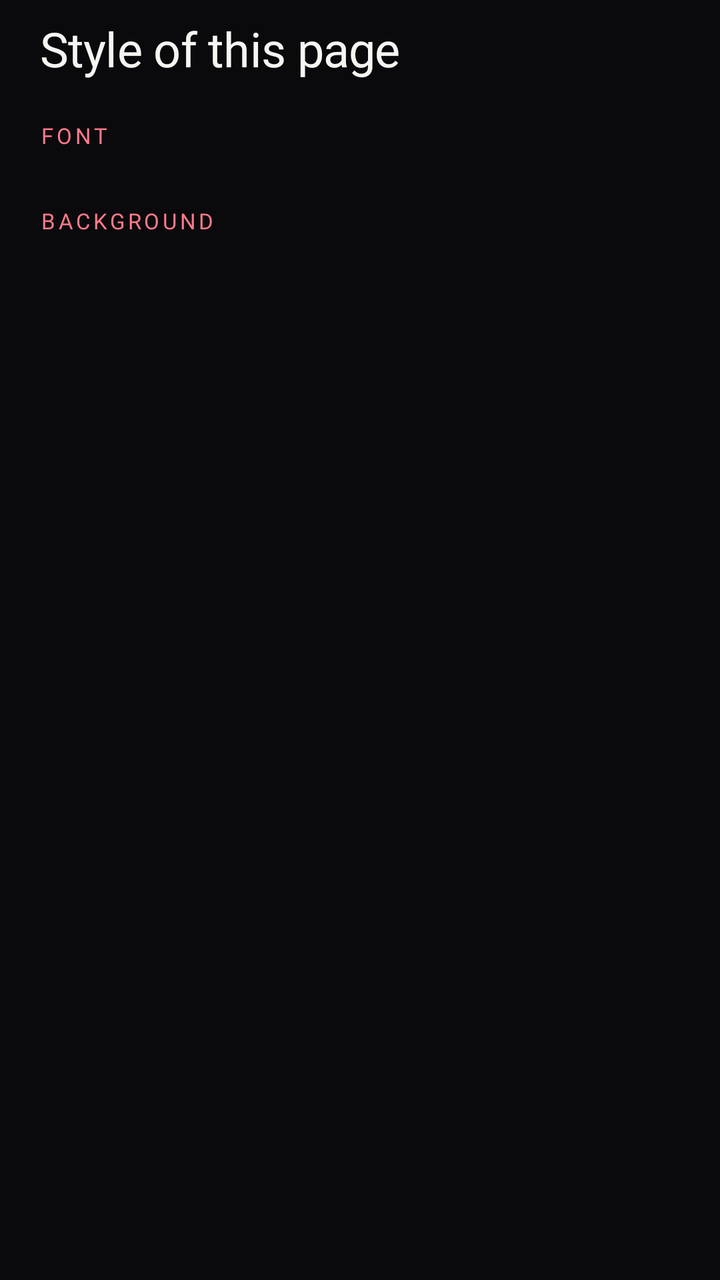
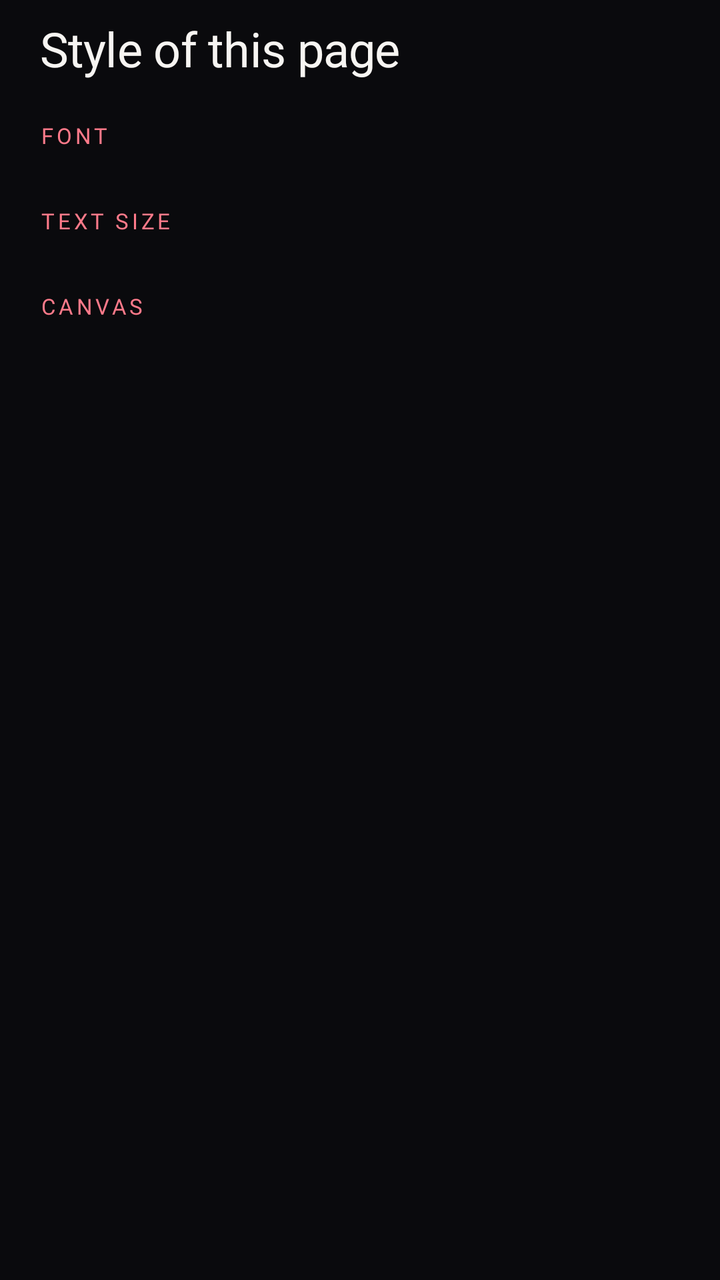

Screens rendered from an Android XML layout before and after an edit, with the pre-edit source and the edit as a unified diff.
<!-- AndroidManifest.xml: application theme Theme.CineFiles -->
<!-- res/layout/sheet_diary_style.xml -->
<?xml version="1.0" encoding="utf-8"?>
<LinearLayout xmlns:android="http://schemas.android.com/apk/res/android"
    xmlns:tools="http://schemas.android.com/tools"
    android:layout_width="match_parent"
    android:layout_height="wrap_content"
    android:orientation="vertical"
    android:paddingTop="@dimen/space_8"
    android:paddingBottom="@dimen/space_24">

    <TextView
        android:layout_width="match_parent"
        android:layout_height="wrap_content"
        android:accessibilityHeading="true"
        android:paddingStart="@dimen/screen_margin"
        android:paddingEnd="@dimen/screen_margin"
        android:text="@string/diary_style_title"
        android:textAppearance="@style/TextAppearance.CineFiles.Title"
        tools:targetApi="28" />

    <TextView
        android:layout_width="match_parent"
        android:layout_height="wrap_content"
        android:paddingStart="@dimen/screen_margin"
        android:paddingTop="@dimen/space_20"
        android:paddingEnd="@dimen/screen_margin"
        android:paddingBottom="@dimen/space_8"
        android:text="@string/diary_style_font"
        android:textAppearance="@style/TextAppearance.CineFiles.Eyebrow"
        android:textColor="@color/accent_soft" />

    <HorizontalScrollView
        android:layout_width="match_parent"
        android:layout_height="wrap_content"
        android:clipToPadding="false"
        android:overScrollMode="never"
        android:paddingStart="@dimen/screen_margin"
        android:paddingEnd="@dimen/screen_margin"
        android:scrollbars="none">

        <LinearLayout
            android:id="@+id/fontOptions"
            android:layout_width="wrap_content"
            android:layout_height="wrap_content"
            android:orientation="horizontal" />
    </HorizontalScrollView>

    <TextView
        android:layout_width="match_parent"
        android:layout_height="wrap_content"
        android:paddingStart="@dimen/screen_margin"
        android:paddingTop="@dimen/space_20"
        android:paddingEnd="@dimen/screen_margin"
        android:paddingBottom="@dimen/space_8"
        android:text="@string/diary_style_theme"
        android:textAppearance="@style/TextAppearance.CineFiles.Eyebrow"
        android:textColor="@color/accent_soft" />

    <HorizontalScrollView
        android:layout_width="match_parent"
        android:layout_height="wrap_content"
        android:clipToPadding="false"
        android:overScrollMode="never"
        android:paddingStart="@dimen/screen_margin"
        android:paddingEnd="@dimen/screen_margin"
        android:scrollbars="none">

        <LinearLayout
            android:id="@+id/themeOptions"
            android:layout_width="wrap_content"
            android:layout_height="wrap_content"
            android:orientation="horizontal" />
    </HorizontalScrollView>
</LinearLayout>
<!-- resources referenced by this layout -->
<resources>
  <color name="accent_soft">#FF7A8A</color>
  <dimen name="screen_margin">20dp</dimen>
  <dimen name="space_20">20dp</dimen>
  <dimen name="space_24">24dp</dimen>
  <dimen name="space_8">8dp</dimen>
  <string name="diary_style_font">Font</string>
  <string name="diary_style_theme">Background</string>
  <string name="diary_style_title">Style of this page</string>
  <style name="TextAppearance.CineFiles.Title" parent="TextAppearance.CineFiles.SemiBold">
          <item name="android:textSize">24sp</item>
          <item name="android:letterSpacing">-0.01</item>
      </style>
  <style name="TextAppearance.CineFiles.SemiBold" parent="TextAppearance.CineFiles.Regular">
          <item name="android:fontFamily">@font/poppins_semibold</item>
          <item name="fontFamily">@font/poppins_semibold</item>
      </style>
  <color name="text_secondary">#A1A1AD</color>
  <color name="accent">#FF3449</color>
  <color name="on_accent">#FFFFFF</color>
  <color name="accent_glow">#38FF3449</color>
  <color name="text_primary">#F7F5F2</color>
  <color name="background">#0A0A0D</color>
  <color name="elevated">#1E1E26</color>
  <color name="surface">#141419</color>
  <color name="outline">#26FFFFFF</color>
  <style name="TextAppearance.CineFiles.Display" parent="TextAppearance.CineFiles.Bold">
          <item name="android:textSize">40sp</item>
          <item name="android:letterSpacing">-0.02</item>
      </style>
  <style name="TextAppearance.CineFiles.LargeTitle" parent="TextAppearance.CineFiles.Bold">
          <item name="android:textSize">32sp</item>
          <item name="android:letterSpacing">-0.015</item>
      </style>
  <style name="TextAppearance.CineFiles.Headline" parent="TextAppearance.CineFiles.SemiBold">
          <item name="android:textSize">18sp</item>
      </style>
  <style name="TextAppearance.CineFiles.Button" parent="TextAppearance.CineFiles.SemiBold">
          <item name="android:textSize">16sp</item>
      </style>
  <style name="TextAppearance.CineFiles.Label" parent="TextAppearance.CineFiles.Medium">
          <item name="android:textSize">14sp</item>
      </style>
  <style name="TextAppearance.CineFiles.Body" parent="TextAppearance.CineFiles.Regular">
          <item name="android:textSize">16sp</item>
      </style>
  <style name="ShapeAppearance.CineFiles.Small" parent="">
          <item name="cornerFamily">rounded</item>
          <item name="cornerSize">@dimen/radius_small</item>
      </style>
  <style name="ShapeAppearance.CineFiles.Medium" parent="">
          <item name="cornerFamily">rounded</item>
          <item name="cornerSize">@dimen/radius_medium</item>
      </style>
  <style name="ShapeAppearance.CineFiles.Large" parent="">
          <item name="cornerFamily">rounded</item>
          <item name="cornerSize">@dimen/radius_large</item>
      </style>
  <style name="TextAppearance.CineFiles.Regular" parent="">
          <item name="android:fontFamily">@font/poppins_regular</item>
          <item name="fontFamily">@font/poppins_regular</item>
          <item name="android:textColor">@color/text_primary</item>
          <item name="android:letterSpacing">0</item>
      </style>
  <style name="TextAppearance.CineFiles.Bold" parent="TextAppearance.CineFiles.Regular">
          <item name="android:fontFamily">@font/poppins_bold</item>
          <item name="fontFamily">@font/poppins_bold</item>
      </style>
  <style name="TextAppearance.CineFiles.Medium" parent="TextAppearance.CineFiles.Regular">
          <item name="android:fontFamily">@font/poppins_medium</item>
          <item name="fontFamily">@font/poppins_medium</item>
      </style>
  <dimen name="radius_small">8dp</dimen>
  <dimen name="radius_medium">12dp</dimen>
  <dimen name="radius_large">16dp</dimen>
  <dimen name="button_height">52dp</dimen>
  <!-- unchanged entries left out for length: 3 -->
</resources>

<!-- the commit's change to res/layout/sheet_diary_style.xml (unified diff, before → after) -->
@@ -1,73 +1,106 @@
 <?xml version="1.0" encoding="utf-8"?>
-<LinearLayout xmlns:android="http://schemas.android.com/apk/res/android"
+<androidx.core.widget.NestedScrollView xmlns:android="http://schemas.android.com/apk/res/android"
     xmlns:tools="http://schemas.android.com/tools"
     android:layout_width="match_parent"
     android:layout_height="wrap_content"
-    android:orientation="vertical"
-    android:paddingTop="@dimen/space_8"
-    android:paddingBottom="@dimen/space_24">
+    android:overScrollMode="never">
 
-    <TextView
+    <LinearLayout
         android:layout_width="match_parent"
         android:layout_height="wrap_content"
-        android:accessibilityHeading="true"
-        android:paddingStart="@dimen/screen_margin"
-        android:paddingEnd="@dimen/screen_margin"
-        android:text="@string/diary_style_title"
-        android:textAppearance="@style/TextAppearance.CineFiles.Title"
-        tools:targetApi="28" />
+        android:orientation="vertical"
+        android:paddingTop="@dimen/space_8"
+        android:paddingBottom="@dimen/space_24">
 
-    <TextView
-        android:layout_width="match_parent"
-        android:layout_height="wrap_content"
-        android:paddingStart="@dimen/screen_margin"
-        android:paddingTop="@dimen/space_20"
-        android:paddingEnd="@dimen/screen_margin"
-        android:paddingBottom="@dimen/space_8"
-        android:text="@string/diary_style_font"
-        android:textAppearance="@style/TextAppearance.CineFiles.Eyebrow"
-        android:textColor="@color/accent_soft" />
+        <TextView
+            android:layout_width="match_parent"
+            android:layout_height="wrap_content"
+            android:accessibilityHeading="true"
+            android:paddingStart="@dimen/screen_margin"
+            android:paddingEnd="@dimen/screen_margin"
+            android:text="@string/diary_style_title"
+            android:textAppearance="@style/TextAppearance.CineFiles.Title"
+            tools:targetApi="28" />
 
-    <HorizontalScrollView
-        android:layout_width="match_parent"
-        android:layout_height="wrap_content"
-        android:clipToPadding="false"
-        android:overScrollMode="never"
-        android:paddingStart="@dimen/screen_margin"
-        android:paddingEnd="@dimen/screen_margin"
-        android:scrollbars="none">
+        <TextView
+            android:layout_width="match_parent"
+            android:layout_height="wrap_content"
+            android:paddingStart="@dimen/screen_margin"
+            android:paddingTop="@dimen/space_20"
+            android:paddingEnd="@dimen/screen_margin"
+            android:paddingBottom="@dimen/space_8"
+            android:text="@string/diary_style_font"
+            android:textAppearance="@style/TextAppearance.CineFiles.Eyebrow"
+            android:textColor="@color/accent_soft" />
 
-        <LinearLayout
-            android:id="@+id/fontOptions"
-            android:layout_width="wrap_content"
+        <HorizontalScrollView
+            android:layout_width="match_parent"
             android:layout_height="wrap_content"
-            android:orientation="horizontal" />
-    </HorizontalScrollView>
+            android:clipToPadding="false"
+            android:overScrollMode="never"
+            android:paddingStart="@dimen/screen_margin"
+            android:paddingEnd="@dimen/screen_margin"
+            android:scrollbars="none">
 
-    <TextView
-        android:layout_width="match_parent"
-        android:layout_height="wrap_content"
-        android:paddingStart="@dimen/screen_margin"
-        android:paddingTop="@dimen/space_20"
-        android:paddingEnd="@dimen/screen_margin"
-        android:paddingBottom="@dimen/space_8"
-        android:text="@string/diary_style_theme"
-        android:textAppearance="@style/TextAppearance.CineFiles.Eyebrow"
-        android:textColor="@color/accent_soft" />
+            <LinearLayout
+                android:id="@+id/fontOptions"
+                android:layout_width="wrap_content"
+                android:layout_height="wrap_content"
+                android:orientation="horizontal" />
+        </HorizontalScrollView>
 
-    <HorizontalScrollView
-        android:layout_width="match_parent"
-        android:layout_height="wrap_content"
-        android:clipToPadding="false"
-        android:overScrollMode="never"
-        android:paddingStart="@dimen/screen_margin"
-        android:paddingEnd="@dimen/screen_margin"
-        android:scrollbars="none">
+        <TextView
+            android:layout_width="match_parent"
+            android:layout_height="wrap_content"
+            android:paddingStart="@dimen/screen_margin"
+            android:paddingTop="@dimen/space_20"
+            android:paddingEnd="@dimen/screen_margin"
+            android:paddingBottom="@dimen/space_8"
+            android:text="@string/diary_style_size"
+            android:textAppearance="@style/TextAppearance.CineFiles.Eyebrow"
+            android:textColor="@color/accent_soft" />
 
-        <LinearLayout
-            android:id="@+id/themeOptions"
-            android:layout_width="wrap_content"
+        <HorizontalScrollView
+            android:layout_width="match_parent"
             android:layout_height="wrap_content"
-            android:orientation="horizontal" />
-    </HorizontalScrollView>
-</LinearLayout>
+            android:clipToPadding="false"
+            android:overScrollMode="never"
+            android:paddingStart="@dimen/screen_margin"
+            android:paddingEnd="@dimen/screen_margin"
+            android:scrollbars="none">
+
+            <LinearLayout
+                android:id="@+id/sizeOptions"
+                android:layout_width="wrap_content"
+                android:layout_height="wrap_content"
+                android:orientation="horizontal" />
+        </HorizontalScrollView>
+
+        <TextView
+            android:layout_width="match_parent"
+            android:layout_height="wrap_content"
+            android:paddingStart="@dimen/screen_margin"
+            android:paddingTop="@dimen/space_20"
+            android:paddingEnd="@dimen/screen_margin"
+            android:paddingBottom="@dimen/space_8"
+            android:text="@string/diary_style_canvas"
+            android:textAppearance="@style/TextAppearance.CineFiles.Eyebrow"
+            android:textColor="@color/accent_soft" />
+
+        <HorizontalScrollView
+            android:layout_width="match_parent"
+            android:layout_height="wrap_content"
+            android:clipToPadding="false"
+            android:overScrollMode="never"
+            android:paddingStart="@dimen/screen_margin"
+            android:paddingEnd="@dimen/screen_margin"
+            android:scrollbars="none">
+
+            <LinearLayout
+                android:id="@+id/themeOptions"
+                android:layout_width="wrap_content"
+                android:layout_height="wrap_content"
+                android:orientation="horizontal" />
+        </HorizontalScrollView>
+    </LinearLayout>
+</androidx.core.widget.NestedScrollView>
<!-- resource entries referenced after the edit -->
@@ -5,8 +5,9 @@
   <dimen name="space_20">20dp</dimen>
   <dimen name="space_24">24dp</dimen>
   <dimen name="space_8">8dp</dimen>
+  <string name="diary_style_canvas">Canvas</string>
   <string name="diary_style_font">Font</string>
-  <string name="diary_style_theme">Background</string>
+  <string name="diary_style_size">Text size</string>
   <string name="diary_style_title">Style of this page</string>
   <style name="TextAppearance.CineFiles.Title" parent="TextAppearance.CineFiles.SemiBold">
           <item name="android:textSize">24sp</item>
